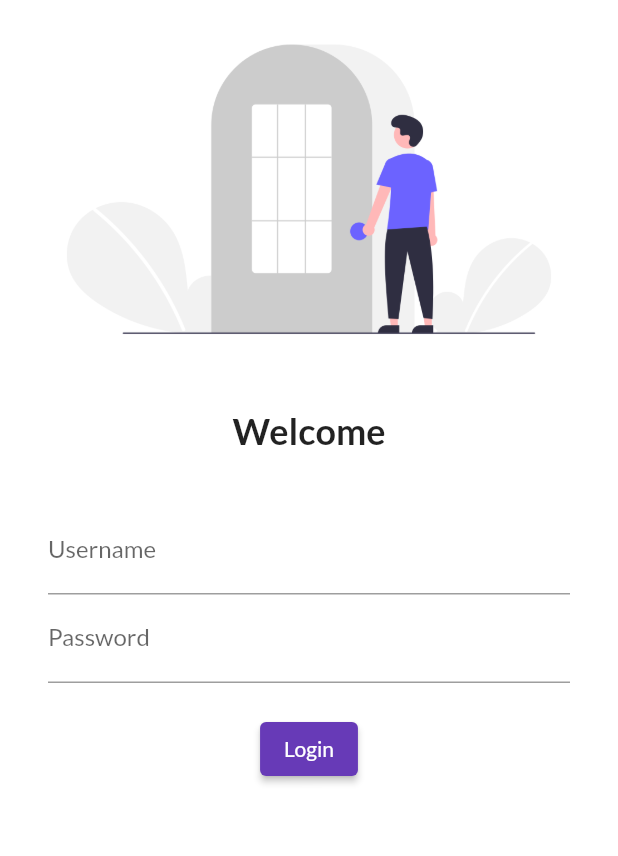
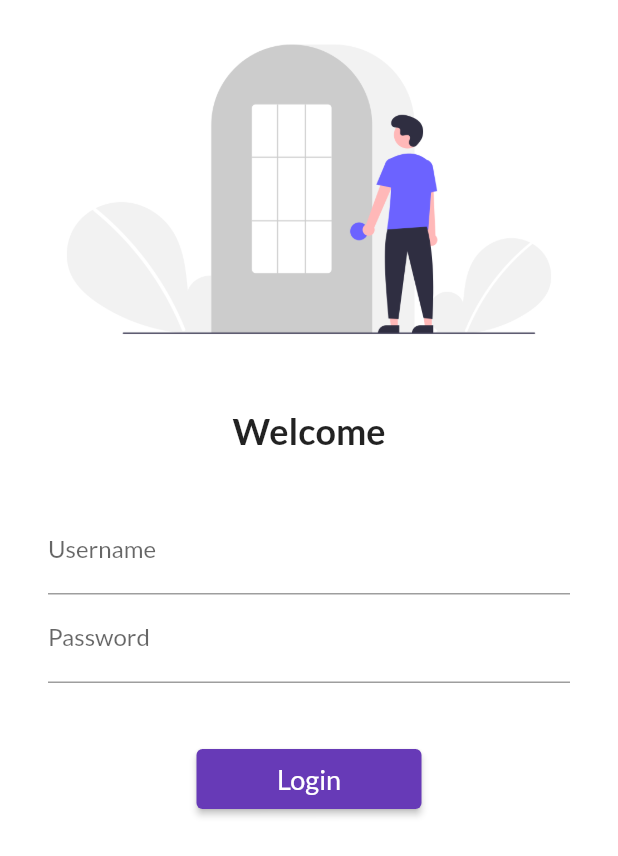
Before and after one commit to kkkkkabir/flutter_catalog, a Flutter app: the screen it shows after launch, on a phone screen of 412 x 824 dp. Shown: the top 856 px of the screen. Run offline on Flutter 3.47's test engine with Material 2 defaults, Android fonts, the phone set to English and light mode, and no system bars; our stand-ins replace google_fonts.

Commit message:
Day 5 completed

```diff
--- a/lib/main.dart
+++ b/lib/main.dart
@@ -1,6 +1,7 @@
 import 'package:flutter/material.dart';
 import 'package:flutter_catalog/pages/home_page.dart';
 import 'package:flutter_catalog/pages/login_page.dart';
+import 'package:flutter_catalog/utils/routes.dart';
 import 'package:google_fonts/google_fonts.dart';
 
 void main() {
@@ -21,8 +22,8 @@ class MyApp extends StatelessWidget {
       darkTheme: ThemeData(brightness: Brightness.dark),
       initialRoute: "/login",
       routes: {
-        "/home": (context) => HomePage(),
-        "/login": (context) => LoginPage()
+        MyRoutes.homeRoute: (context) => HomePage(),
+        MyRoutes.loginRoute: (context) => LoginPage()
       },
     );
   }
--- a/lib/pages/login_page.dart
+++ b/lib/pages/login_page.dart
@@ -1,4 +1,5 @@
 import 'package:flutter/material.dart';
+import 'package:flutter_catalog/utils/routes.dart';
 
 class LoginPage extends StatelessWidget {
   const LoginPage({Key? key}) : super(key: key);
@@ -7,12 +8,10 @@ class LoginPage extends StatelessWidget {
   Widget build(BuildContext context) {
     return Material(
       color: Colors.white,
+      child: SingleChildScrollView(
         child: Column(
           children: [
-          Image.asset(
-            "assets/images/login_image.png",
-            fit: BoxFit.cover,
-          ),
+            Image.asset("assets/images/login_image.png", fit: BoxFit.cover),
             SizedBox(
               height: 20.0,
             ),
@@ -38,18 +37,23 @@ class LoginPage extends StatelessWidget {
                         hintText: "Enter password", labelText: "Password"),
                   ),
                   SizedBox(
-                  height: 20.0,
+                    height: 40.0,
                   ),
                   ElevatedButton(
+                      style: TextButton.styleFrom(minimumSize: Size(150, 40)),
                       onPressed: () {
-                      print("Hi Kabir!");
+                        Navigator.pushNamed(context, MyRoutes.homeRoute);
                       },
-                    child: Text("Login"))
+                      child: Text(
+                        "Login",
+                        style: TextStyle(fontSize: 18),
+                      ))
                 ],
               ),
             )
           ],
         ),
+      ),
     );
   }
 }
--- /dev/null
+++ b/lib/utils/routes.dart
@@ -0,0 +1,4 @@
+class MyRoutes {
+  static String loginRoute = "/login";
+  static String homeRoute = "/home";
+}
```
Lines whose indentation alone changed are shown as unchanged.
